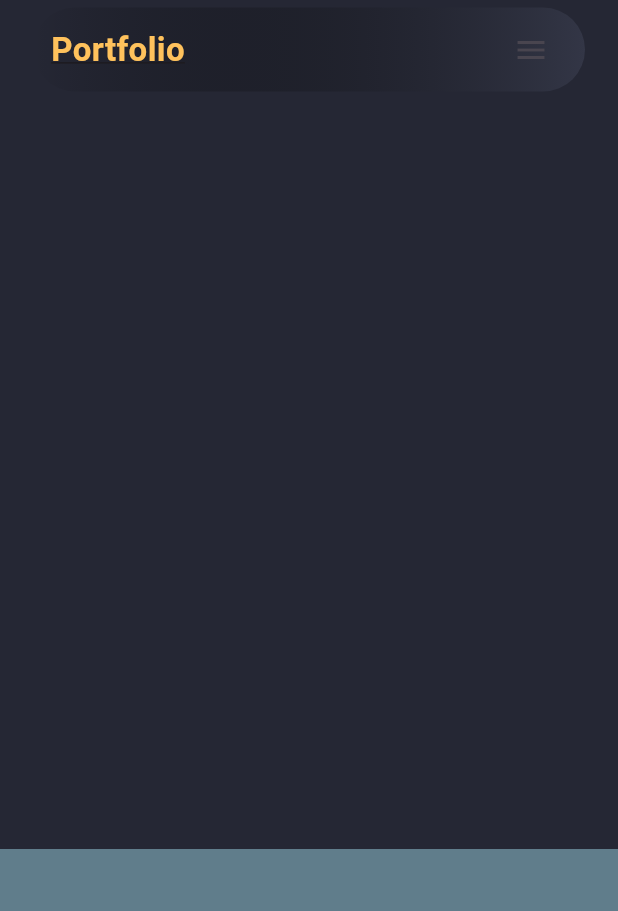
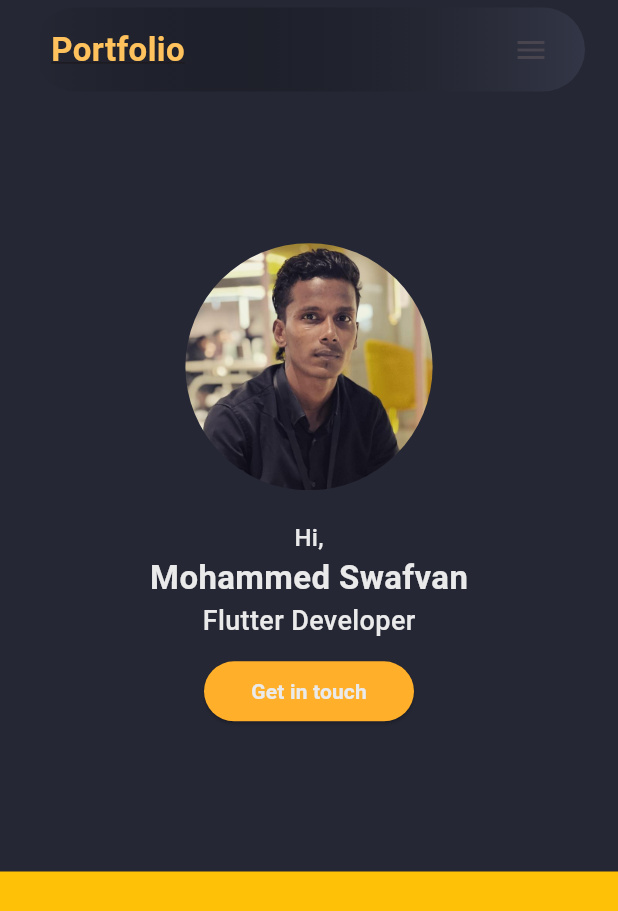
Before and after one commit to mohammed-swafvan/my_portfolio, a Flutter app: the screen it shows after launch, on a phone screen of 412 x 824 dp. Shown: the top 911 px of the screen. Run offline on Flutter 3.47's test engine with Material 3 defaults, Android fonts, the phone set to English and light mode, and no system bars.

Commit message:
main section design is completed for desktop and mobile

```diff
--- /dev/null
+++ b/lib/constants/custom_size.dart
@@ -0,0 +1,3 @@
+class CustomSize {
+  static const int minDesktopWidth = 620;
+}
--- /dev/null
+++ b/lib/constants/hight_width.dart
@@ -0,0 +1,8 @@
+import 'package:flutter/material.dart';
+
+class Hightwidth {
+  static const hight5 = SizedBox(height: 5);
+  static const hight10 = SizedBox(height: 10);
+  static const hight15 = SizedBox(height: 15);
+  static const hight20 = SizedBox(height: 20);
+}
--- a/lib/pages/home_page.dart
+++ b/lib/pages/home_page.dart
@@ -1,8 +1,11 @@
 import 'package:flutter/material.dart';
 import 'package:my_portfolio/constants/custom_colors.dart';
+import 'package:my_portfolio/constants/custom_size.dart';
 import 'package:my_portfolio/widgets/drawer_mobile.dart';
 import 'package:my_portfolio/widgets/header_desktop.dart';
 import 'package:my_portfolio/widgets/header_mobile.dart';
+import 'package:my_portfolio/widgets/main_desktop.dart';
+import 'package:my_portfolio/widgets/main_mobile.dart';
 
 class HomePage extends StatelessWidget {
   const HomePage({super.key});
@@ -10,27 +13,31 @@ class HomePage extends StatelessWidget {
   @override
   Widget build(BuildContext context) {
     final scaffoldKey = GlobalKey<ScaffoldState>();
-    return LayoutBuilder(
-      builder: (context, constraints) {
+    return LayoutBuilder(builder: (context, constraints) {
       return Scaffold(
         key: scaffoldKey,
         backgroundColor: CustomColors.scaffoldBg,
-          endDrawer: constraints.maxWidth < 600 ? const DrawerMobile() : null,
+        endDrawer: constraints.maxWidth < CustomSize.minDesktopWidth ? const DrawerMobile() : null,
         body: ListView(
           scrollDirection: Axis.vertical,
           children: [
-              /// Main Section
-              if(constraints.maxWidth >= 600)
+            /// Header Section
+            if (constraints.maxWidth >= CustomSize.minDesktopWidth)
               const HeaderDesktop()
-              else HeaderMobile(
+            else
+              HeaderMobile(
                 onlogoTap: () {},
                 onMenutap: () {
                   scaffoldKey.currentState!.openEndDrawer();
                 },
               ),
 
+            /// Main Section
+            if (constraints.maxWidth >= CustomSize.minDesktopWidth) const MainDesktop() else const MainMobile(),
+
             /// Skills Section
             Container(
+              color: Colors.amber,
               height: 500,
               width: double.maxFinite,
             ),
@@ -57,7 +64,6 @@ class HomePage extends StatelessWidget {
           ],
         ),
       );
-      }
-    );
+    });
   }
 }
--- a/lib/widgets/header_desktop.dart
+++ b/lib/widgets/header_desktop.dart
@@ -20,7 +20,7 @@ class HeaderDesktop extends StatelessWidget {
           const Spacer(),
           for (var i = 0; i < HeaderItems.headerTitleList.length; i++)
             Padding(
-              padding: const EdgeInsets.only(right: 12),
+              padding: const EdgeInsets.only(right: 14),
               child: TextButton(
                 onPressed: () {},
                 child: Text(
--- /dev/null
+++ b/lib/widgets/main_mobile.dart
@@ -0,0 +1,80 @@
+import 'package:flutter/material.dart';
+import 'package:my_portfolio/constants/custom_colors.dart';
+import 'package:my_portfolio/constants/hight_width.dart';
+
+class MainMobile extends StatelessWidget {
+  const MainMobile({super.key});
+
+  @override
+  Widget build(BuildContext context) {
+    final double screenWidth = MediaQuery.of(context).size.width;
+    final double screenHeight = MediaQuery.of(context).size.height;
+    return Container(
+      margin: const EdgeInsets.symmetric(horizontal: 30),
+      height: screenHeight / 1.6,
+      constraints: const BoxConstraints(minHeight: 460),
+      child: Column(
+        mainAxisAlignment: MainAxisAlignment.center,
+        crossAxisAlignment: CrossAxisAlignment.center,
+        children: [
+          Container(
+            height: screenWidth / 2.5,
+            width: screenWidth / 2.5,
+            decoration: const BoxDecoration(
+              shape: BoxShape.circle,
+            ),
+            child: ClipRRect(
+              borderRadius: BorderRadius.circular(200),
+              child: Image.asset(
+                "assets/images/my_profile.JPG",
+                fit: BoxFit.fill,
+              ),
+            ),
+          ),
+          Hightwidth.hight20,
+          const Text(
+            "Hi,",
+            style: TextStyle(
+              fontSize: 16,
+              fontWeight: FontWeight.w500,
+              color: CustomColors.whitePrimary,
+            ),
+          ),
+          const Text(
+            "Mohammed Swafvan",
+            style: TextStyle(
+              fontSize: 22,
+              fontWeight: FontWeight.bold,
+              color: CustomColors.whitePrimary,
+            ),
+          ),
+          const Text(
+            "Flutter Developer",
+            style: TextStyle(
+              fontSize: 18,
+              fontWeight: FontWeight.w500,
+              color: CustomColors.whitePrimary,
+            ),
+          ),
+          Hightwidth.hight10,
+          SizedBox(
+            width: 140,
+            child: ElevatedButton(
+              onPressed: () {},
+              style: ElevatedButton.styleFrom(
+                backgroundColor: CustomColors.yellowPrimay,
+              ),
+              child: const Text(
+                "Get in touch",
+                style: TextStyle(
+                  color: CustomColors.whitePrimary,
+                  fontWeight: FontWeight.bold,
+                ),
+              ),
+            ),
+          ),
+        ],
+      ),
+    );
+  }
+}
--- a/pubspec.yaml
+++ b/pubspec.yaml
@@ -59,8 +59,8 @@ flutter:
   uses-material-design: true
 
   # To add assets to your application, add an assets section, like this:
-  # assets:
-  #   - images/a_dot_burr.jpeg
+  assets:
+   - assets/images/
   #   - images/a_dot_ham.jpeg
 
   # An image asset can refer to one or more resolution-specific "variants", see
```
Also changed, not shown: lib/widgets/main_desktop.dart (added, +84 -0 lines), assets/images/my_profile.JPG (added). Lines whose indentation alone changed are shown as unchanged.
